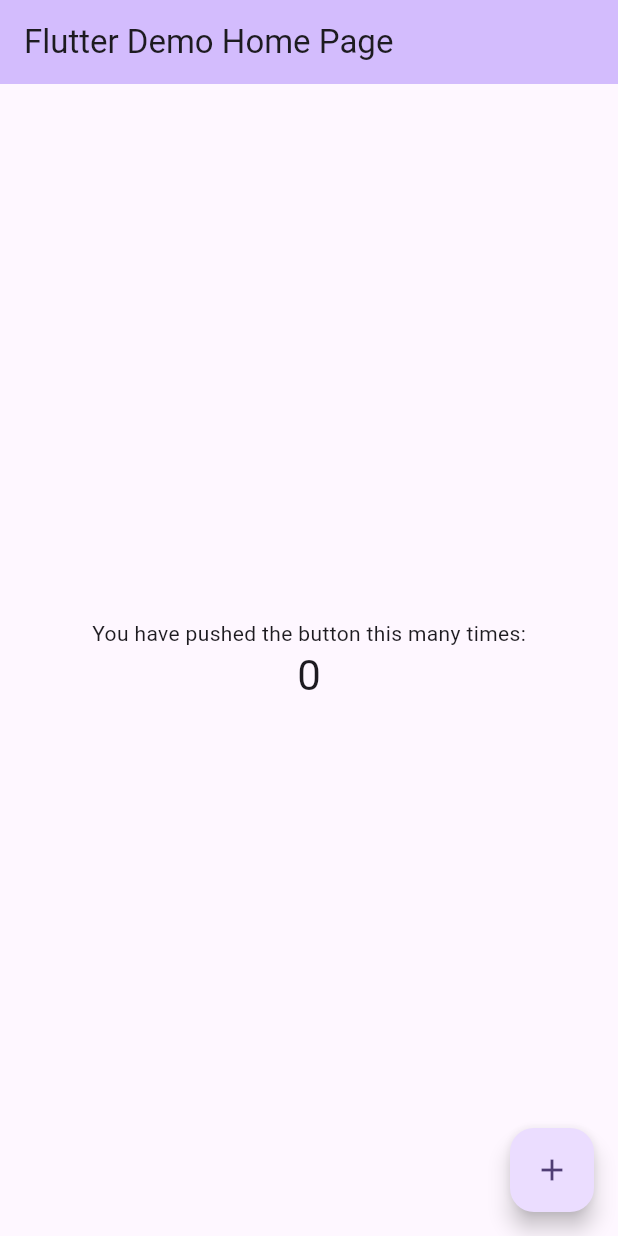
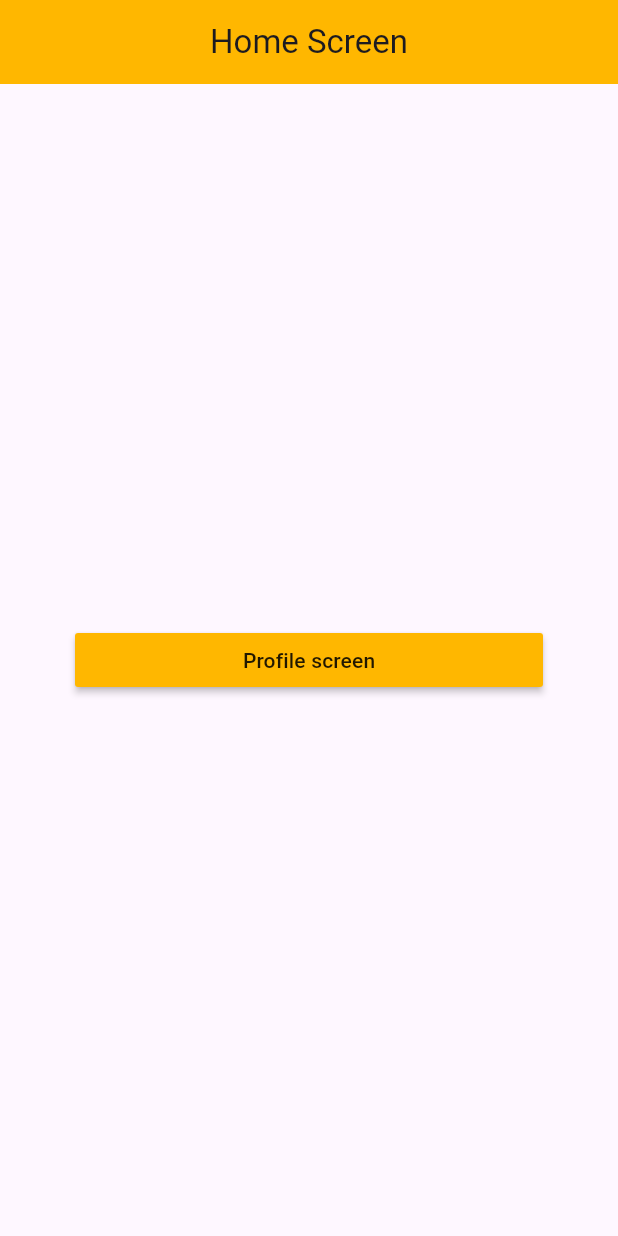
Before and after one commit to trongloikt192/flutter-app-demo, a Flutter app: the screen it shows after launch, on a phone screen of 412 x 824 dp. Run offline on Flutter 3.47's test engine with Material 3 defaults, Android fonts, the phone set to English and light mode, and no system bars; our stand-ins replace get.

Commit message:
1_routing

```diff
--- /dev/null
+++ b/lib/home_screen.dart
@@ -0,0 +1,42 @@
+import 'package:flutter/material.dart';
+import 'package:get/get.dart';
+
+import 'profile_screen.dart';
+import 'routes.dart';
+
+class HomeScreen extends StatelessWidget {
+  const HomeScreen({super.key});
+
+  @override
+  Widget build(BuildContext context) {
+    return Scaffold(
+        appBar: AppBar(
+          title: Text(
+            "Home Screen",
+            style: Theme.of(context).textTheme.titleLarge,
+          ),
+          centerTitle: true,
+          backgroundColor: const Color(0xFFFFB700),
+        ),
+        body: Column(
+          crossAxisAlignment: CrossAxisAlignment.stretch,
+          mainAxisAlignment: MainAxisAlignment.center,
+          children: [
+            MaterialButton(
+              onPressed: () => {
+                /// Go to next screen
+                Get.to(const ProfileScreen()),
+
+                /// Go to next screen, and remove the previous page
+                // Get.off(const ProfileScreen()),
+
+                /// by name
+                // Get.toNamed(Routes.PROFILE),
+              },
+              color: const Color(0xFFFFB700),
+              child: const Text('Profile screen'),
+            ).paddingAll(50)
+          ],
+        ));
+  }
+}
--- a/lib/main.dart
+++ b/lib/main.dart
@@ -1,4 +1,9 @@
+import 'package:demo/profile_screen.dart';
+import 'package:demo/routes.dart';
 import 'package:flutter/material.dart';
+import 'package:get/get.dart';
+
+import 'home_screen.dart';
 
 void main() {
   runApp(const MyApp());
@@ -10,116 +15,14 @@ class MyApp extends StatelessWidget {
   // This widget is the root of your application.
   @override
   Widget build(BuildContext context) {
-    return MaterialApp(
+    return GetMaterialApp(
       title: 'Flutter Demo',
-      theme: ThemeData(
-        // This is the theme of your application.
-        //
-        // TRY THIS: Try running your application with "flutter run". You'll see
-        // the application has a purple toolbar. Then, without quitting the app,
-        // try changing the seedColor in the colorScheme below to Colors.green
-        // and then invoke "hot reload" (save your changes or press the "hot
-        // reload" button in a Flutter-supported IDE, or press "r" if you used
-        // the command line to start the app).
-        //
-        // Notice that the counter didn't reset back to zero; the application
-        // state is not lost during the reload. To reset the state, use hot
-        // restart instead.
-        //
-        // This works for code too, not just values: Most code changes can be
-        // tested with just a hot reload.
-        colorScheme: ColorScheme.fromSeed(seedColor: Colors.deepPurple),
-        useMaterial3: true,
-      ),
-      home: const MyHomePage(title: 'Flutter Demo Home Page'),
+      debugShowCheckedModeBanner: false,
+      home: const HomeScreen(),
+      getPages: [
+        GetPage(name: Routes.HOME, page: () => const HomeScreen()),
+        GetPage(name: Routes.PROFILE, page: () => const ProfileScreen(), transition: Transition.downToUp),
+      ],
     );
   }
 }
-
-class MyHomePage extends StatefulWidget {
-  const MyHomePage({super.key, required this.title});
-
-  // This widget is the home page of your application. It is stateful, meaning
-  // that it has a State object (defined below) that contains fields that affect
-  // how it looks.
-
-  // This class is the configuration for the state. It holds the values (in this
-  // case the title) provided by the parent (in this case the App widget) and
-  // used by the build method of the State. Fields in a Widget subclass are
-  // always marked "final".
-
-  final String title;
-
-  @override
-  State<MyHomePage> createState() => _MyHomePageState();
-}
-
-class _MyHomePageState extends State<MyHomePage> {
-  int _counter = 0;
-
-  void _incrementCounter() {
-    setState(() {
-      // This call to setState tells the Flutter framework that something has
-      // changed in this State, which causes it to rerun the build method below
-      // so that the display can reflect the updated values. If we changed
-      // _counter without calling setState(), then the build method would not be
-      // called again, and so nothing would appear to happen.
-      _counter++;
-    });
-  }
-
-  @override
-  Widget build(BuildContext context) {
-    // This method is rerun every time setState is called, for instance as done
-    // by the _incrementCounter method above.
-    //
-    // The Flutter framework has been optimized to make rerunning build methods
-    // fast, so that you can just rebuild anything that needs updating rather
-    // than having to individually change instances of widgets.
-    return Scaffold(
-      appBar: AppBar(
-        // TRY THIS: Try changing the color here to a specific color (to
-        // Colors.amber, perhaps?) and trigger a hot reload to see the AppBar
-        // change color while the other colors stay the same.
-        backgroundColor: Theme.of(context).colorScheme.inversePrimary,
-        // Here we take the value from the MyHomePage object that was created by
-        // the App.build method, and use it to set our appbar title.
-        title: Text(widget.title),
-      ),
-      body: Center(
-        // Center is a layout widget. It takes a single child and positions it
-        // in the middle of the parent.
-        child: Column(
-          // Column is also a layout widget. It takes a list of children and
-          // arranges them vertically. By default, it sizes itself to fit its
-          // children horizontally, and tries to be as tall as its parent.
-          //
-          // Column has various properties to control how it sizes itself and
-          // how it positions its children. Here we use mainAxisAlignment to
-          // center the children vertically; the main axis here is the vertical
-          // axis because Columns are vertical (the cross axis would be
-          // horizontal).
-          //
-          // TRY THIS: Invoke "debug painting" (choose the "Toggle Debug Paint"
-          // action in the IDE, or press "p" in the console), to see the
-          // wireframe for each widget.
-          mainAxisAlignment: MainAxisAlignment.center,
-          children: <Widget>[
-            const Text(
-              'You have pushed the button this many times:',
-            ),
-            Text(
-              '$_counter',
-              style: Theme.of(context).textTheme.headlineMedium,
-            ),
-          ],
-        ),
-      ),
-      floatingActionButton: FloatingActionButton(
-        onPressed: _incrementCounter,
-        tooltip: 'Increment',
-        child: const Icon(Icons.add),
-      ), // This trailing comma makes auto-formatting nicer for build methods.
-    );
-  }
-}
--- /dev/null
+++ b/lib/routes.dart
@@ -0,0 +1,4 @@
+class Routes {
+  static const HOME = '/';
+  static const PROFILE = '/profile';
+}
--- a/pubspec.yaml
+++ b/pubspec.yaml
@@ -35,6 +35,10 @@ dependencies:
   # The following adds the Cupertino Icons font to your application.
   # Use with the CupertinoIcons class for iOS style icons.
   cupertino_icons: ^1.0.2
+
+  # GetX
+  get: ^4.6.6
+  get_storage: ^2.1.1
 
 dev_dependencies:
   flutter_test:
```
Also changed, not shown: lib/profile_screen.dart (added, +36 -0 lines), pubspec.lock, 3 other files.
